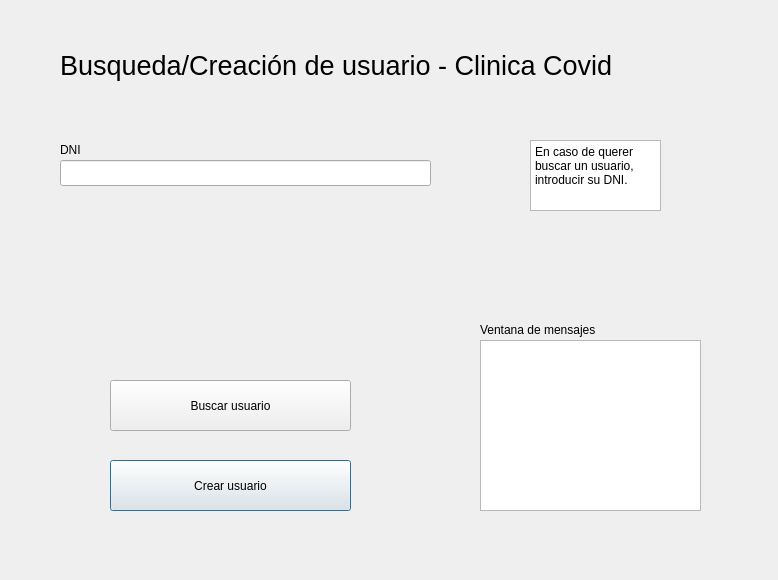
The window that src/usuarios/buscarcrearusuario.ui (rafa-martin/informatica-avanzada) describes before a commit, drawn with Qt 5.
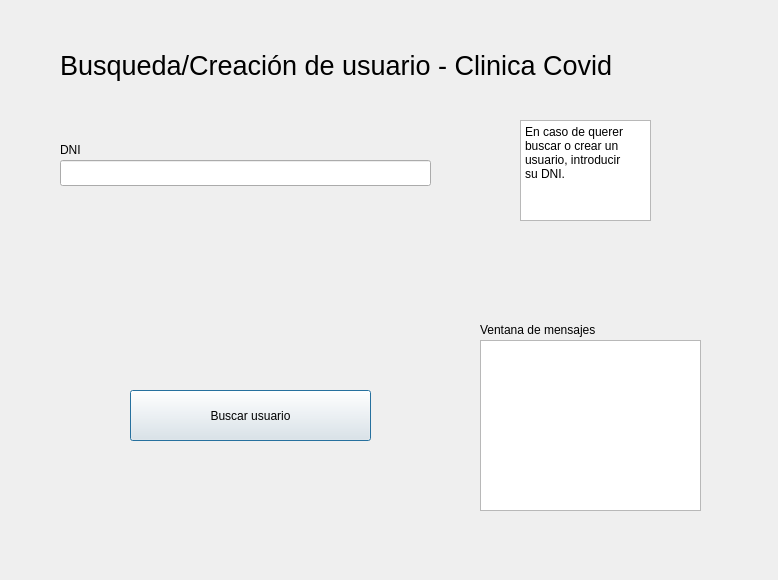
The same window after the commit.

Commit message:
buscar crear usuario v2
implementacion con la otra ventana

The edit to the form file:
```diff
--- a/src/usuarios/buscarcrearusuario.ui
+++ b/src/usuarios/buscarcrearusuario.ui
@@ -13,19 +13,6 @@
   <property name="windowTitle">
    <string>Dialog</string>
   </property>
-  <widget class="QPushButton" name="pushButton_2">
-   <property name="geometry">
-    <rect>
-     <x>110</x>
-     <y>460</y>
-     <width>241</width>
-     <height>51</height>
-    </rect>
-   </property>
-   <property name="text">
-    <string>Crear usuario</string>
-   </property>
-  </widget>
   <widget class="QLabel" name="label_2">
    <property name="geometry">
     <rect>
@@ -42,8 +29,8 @@
   <widget class="QPushButton" name="pushButton">
    <property name="geometry">
     <rect>
-     <x>110</x>
-     <y>380</y>
+     <x>130</x>
+     <y>390</y>
      <width>241</width>
      <height>51</height>
     </rect>
@@ -55,10 +42,10 @@
   <widget class="QTextBrowser" name="textBrowser">
    <property name="geometry">
     <rect>
-     <x>530</x>
-     <y>140</y>
+     <x>520</x>
+     <y>120</y>
      <width>131</width>
-     <height>71</height>
+     <height>101</height>
     </rect>
    </property>
    <property name="html">
@@ -67,8 +54,9 @@
 p, li { white-space: pre-wrap; }
 &lt;/style&gt;&lt;/head&gt;&lt;body style=&quot; font-family:'Segoe UI'; font-size:9pt; font-weight:400; font-style:normal;&quot;&gt;
 &lt;p style=&quot; margin-top:0px; margin-bottom:0px; margin-left:0px; margin-right:0px; -qt-block-indent:0; text-indent:0px;&quot;&gt;En caso de querer&lt;/p&gt;
-&lt;p align=&quot;justify&quot; style=&quot; margin-top:0px; margin-bottom:0px; margin-left:0px; margin-right:0px; -qt-block-indent:0; text-indent:0px;&quot;&gt;buscar un usuario, &lt;/p&gt;
-&lt;p align=&quot;justify&quot; style=&quot; margin-top:0px; margin-bottom:0px; margin-left:0px; margin-right:0px; -qt-block-indent:0; text-indent:0px;&quot;&gt;introducir su DNI.&lt;/p&gt;&lt;/body&gt;&lt;/html&gt;</string>
+&lt;p align=&quot;justify&quot; style=&quot; margin-top:0px; margin-bottom:0px; margin-left:0px; margin-right:0px; -qt-block-indent:0; text-indent:0px;&quot;&gt;buscar o crear un &lt;/p&gt;
+&lt;p align=&quot;justify&quot; style=&quot; margin-top:0px; margin-bottom:0px; margin-left:0px; margin-right:0px; -qt-block-indent:0; text-indent:0px;&quot;&gt;usuario, introducir &lt;/p&gt;
+&lt;p align=&quot;justify&quot; style=&quot; margin-top:0px; margin-bottom:0px; margin-left:0px; margin-right:0px; -qt-block-indent:0; text-indent:0px;&quot;&gt;su DNI.&lt;/p&gt;&lt;/body&gt;&lt;/html&gt;</string>
    </property>
   </widget>
   <widget class="QTextEdit" name="textEdit">
```
The commit also changes 3 other files.
